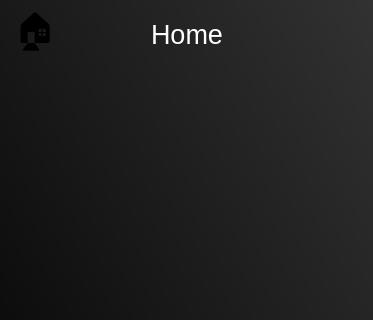
Qt form dynerandroid.ui (Anmol-A-jain/Dyner-order-client) before a commit; both pictures show x 0 to 373 and y 0 to 320 of the 373 by 643 pixel window.
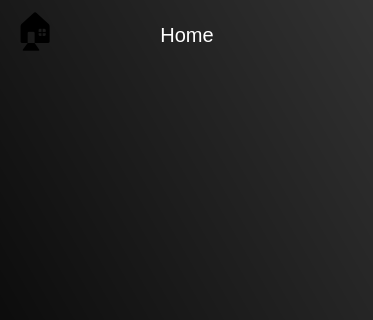
The same form after that commit. Icons and pictures are not drawn.

What changed in the file:
```diff
--- a/dynerandroid.ui
+++ b/dynerandroid.ui
@@ -155,7 +155,7 @@
             <property name="font">
              <font>
               <family>MS Shell Dlg 2</family>
-              <pointsize>20</pointsize>
+              <pointsize>15</pointsize>
               <weight>50</weight>
               <italic>false</italic>
               <bold>false</bold>
```
Left out of the diff: 9 changed lines with no effect on the pictures.
